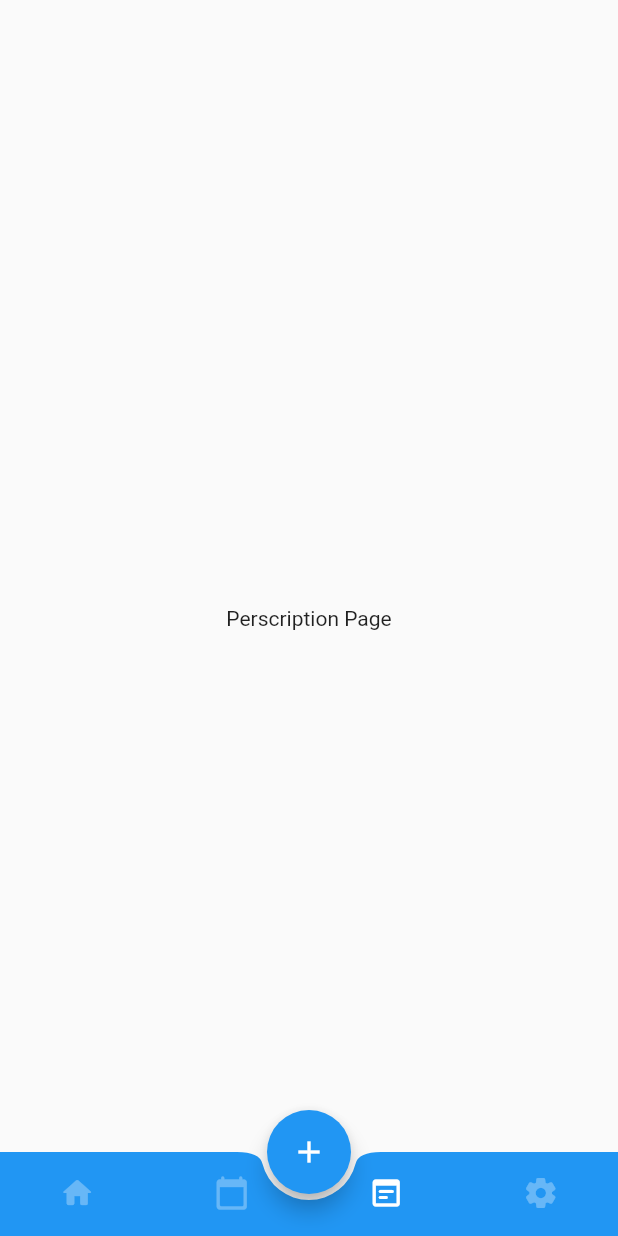
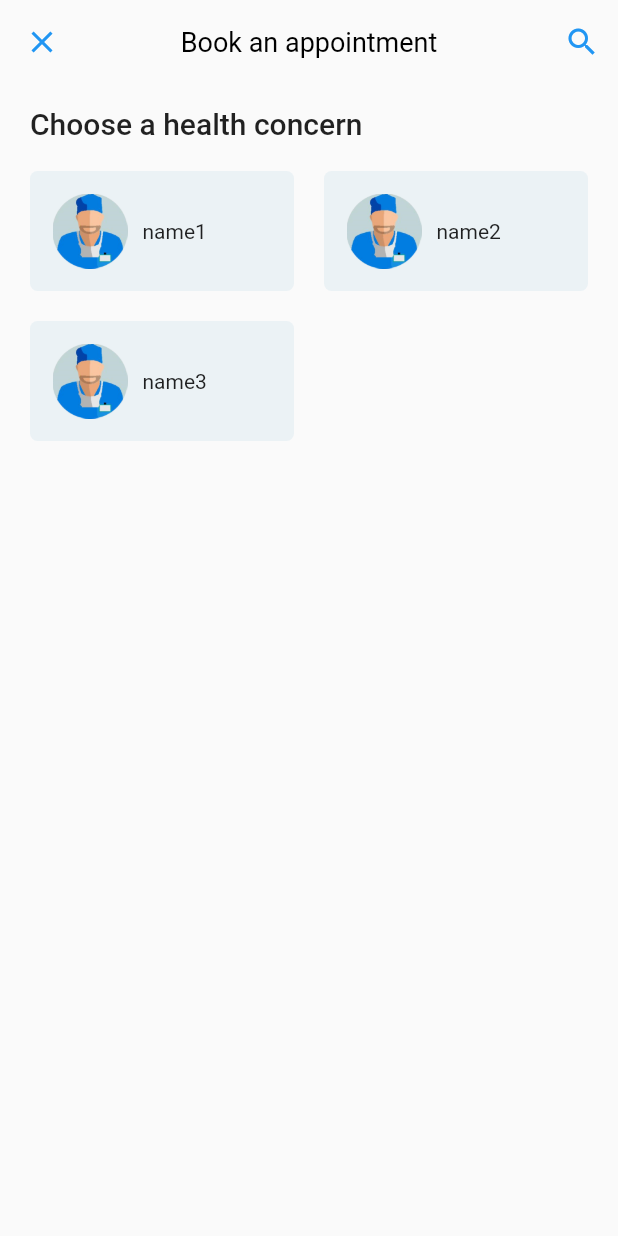
Before and after one commit to emrebal98/Health_Center, a Flutter app: the BottomNavigator screen opened directly, item 2 of the bottom bar chosen, after a tap on the "add" icon, on a phone screen of 412 x 824 dp. Run offline on Flutter 3.47's test engine with Material 2 defaults, Android fonts, the phone set to English and light mode, and no system bars.

Commit message:
Book an appointment

```diff
--- a/lib/main.dart
+++ b/lib/main.dart
@@ -9,7 +9,10 @@ void main() {
 }
 
 class MyApp extends StatelessWidget {
-  const MyApp({Key? key}) : super(key: key);
+  const MyApp(
+      {Key? key, this.home = const MyHomePage(title: 'Flutter Demo Home Page')})
+      : super(key: key);
+  final Widget home;
   // CHANGE
   // This widget is the root of your application.
   @override
@@ -28,7 +31,7 @@ class MyApp extends StatelessWidget {
         // is not restarted.asfasfafsafsafsafs
         primarySwatch: Colors.blue,
       ),
-      home: const MyHomePage(title: 'Flutter Demo Home Page'),
+      home: home,
     );
   }
 }
@@ -110,12 +113,15 @@ class _MyHomePageState extends State<MyHomePage> {
                         MaterialStateProperty.all<Color>(Colors.white),
                   ),
                   onPressed: () {
-                    Navigator.push(
-                        context,
-                        MaterialPageRoute(
-                            builder: (context) => const BottomNavigator(
-                                  name: "Test Name",
-                                )));
+                    // Navigator.pushReplacement(
+                    //     context,
+                    //     MaterialPageRoute(
+                    //         builder: (context) => const BottomNavigator(
+                    //               name: "Test Name",
+                    //             )));
+                    runApp(
+                        const MyApp(home: BottomNavigator(name: "Test Name")));
+                    // runApp(const BottomNavigator(name: "Test Name"));
                   },
                   child: const Text("USER PAGE"))
             ],
--- a/lib/user/bottom_navigator.dart
+++ b/lib/user/bottom_navigator.dart
@@ -1,6 +1,7 @@
 import 'package:flutter/material.dart';
+import 'package:health_center/user/pages/bookAnAppointment/appointment.dart';
 import 'package:health_center/user/pages/home.dart';
-import 'package:health_center/user/pages/appointment.dart';
+import 'package:health_center/user/pages/appointment_history.dart';
 import 'package:health_center/user/pages/perscription.dart';
 import 'package:health_center/user/pages/setting.dart';
 
@@ -25,17 +26,23 @@ class BottomNavigator extends StatefulWidget {
 class _BottomNavigatorState extends State<BottomNavigator> {
   int _currentIndex = 0;
 
-  void _incrementTab(index) {
+  void _changeTab(index) {
     setState(() {
       _currentIndex = index;
     });
   }
 
+  // void _createButton(BuildContext context) {
+  //   // Navigator.push(
+  //   //     context, MaterialPageRoute(builder: (context) => AppointmentRoute()));
+  //   Navigator.of(context).push(AppointmentRoute());
+  // }
+
   final List _screens = [
     const HomeRoute(
       userName: "Test Name",
     ),
-    const AppointmentRoute(),
+    const AppointmentHistoryRoute(),
     const PerscriptionRoute(),
     const SettingRoute()
   ];
@@ -55,10 +62,8 @@ class _BottomNavigatorState extends State<BottomNavigator> {
             highlightColor: Colors.transparent),
         child: FloatingActionButton(
           onPressed: () {
-            _incrementTab(
-                _currentIndex + 1 < 4 ? _currentIndex + 1 : _currentIndex = 0);
+            Navigator.of(context).push(appointmentRoute());
           },
-          tooltip: "Increment",
           child: const Icon(Icons.add),
         ),
       ),
@@ -68,7 +73,6 @@ class _BottomNavigatorState extends State<BottomNavigator> {
         // ↑ use .withAlpha(0) to debug/peek underneath ↑ BottomAppBar
         elevation: 0, // ← removes slight shadow under FAB, hardly noticeable
         // ↑ default elevation is 8. Peek it by setting color ↑ alpha to 0
-        // clipBehavior: Clip.antiAlias,
 
         child: Theme(
           data: ThemeData(
@@ -107,7 +111,7 @@ class _BottomNavigatorState extends State<BottomNavigator> {
                   label: "Fourth")
             ],
             onTap: (index) {
-              _incrementTab(index);
+              _changeTab(index);
             },
           ),
         ),
--- a/lib/user/pages/appointment.dart
+++ /dev/null
@@ -1,14 +0,0 @@
-import 'package:flutter/material.dart';
-
-class AppointmentRoute extends StatelessWidget {
-  const AppointmentRoute({Key? key}) : super(key: key);
-
-  @override
-  Widget build(BuildContext context) {
-    return const Scaffold(
-      body: Center(
-        child: Text("Appointment Page"),
-      ),
-    );
-  }
-}
--- /dev/null
+++ b/lib/user/pages/appointment_history.dart
@@ -0,0 +1,14 @@
+import 'package:flutter/material.dart';
+
+class AppointmentHistoryRoute extends StatelessWidget {
+  const AppointmentHistoryRoute({Key? key}) : super(key: key);
+
+  @override
+  Widget build(BuildContext context) {
+    return const Scaffold(
+      body: Center(
+        child: Text("Appointment History Page"),
+      ),
+    );
+  }
+}
--- /dev/null
+++ b/lib/user/pages/bookAnAppointment/appointment.dart
@@ -0,0 +1,186 @@
+import 'package:flutter/material.dart';
+import 'package:health_center/helper/hex_color.dart';
+import 'package:health_center/user/pages/bookAnAppointment/doctor_list.dart';
+
+import 'package:health_center/user/pages/home.dart';
+
+// class AppointmentRoute extends CupertinoPageRoute {
+//   AppointmentRoute()
+//       : super(builder: (BuildContext context) => AppointmentPage());
+
+//   // OPTIONAL IF YOU WISH TO HAVE SOME EXTRA ANIMATION WHILE ROUTING
+//   @override
+//   Widget buildPage(BuildContext context, Animation<double> animation,
+//       Animation<double> secondaryAnimation) {
+//     return SlideTransition(position: animation.)
+//     RotationTransition(
+//         turns: animation,
+//         child: ScaleTransition(
+//           scale: animation,
+//           child: FadeTransition(
+//             opacity: animation,
+//             child: AppointmentPage(),
+//           ),
+//         ));
+//   }
+// }
+
+Route appointmentRoute() {
+  return PageRouteBuilder(
+    pageBuilder: (context, animation, secondaryAnimation) => AppointmentPage(),
+    transitionsBuilder: (context, animation, secondaryAnimation, child) {
+      const begin = Offset(0.0, 1.0);
+      const end = Offset.zero;
+      const curve = Curves.ease;
+
+      var tween = Tween(begin: begin, end: end).chain(CurveTween(curve: curve));
+
+      return SlideTransition(
+        position: animation.drive(tween),
+        child: child,
+      );
+    },
+  );
+}
+
+class AppointmentPage extends StatelessWidget {
+  AppointmentPage({Key? key}) : super(key: key);
+
+  final List<HealthConcern> healthConcernList = [
+    HealthConcern("", "name1"),
+    HealthConcern("", "name2"),
+    HealthConcern("", "name3")
+  ];
+
+  @override
+  Widget build(BuildContext context) {
+    return Scaffold(
+      appBar: AppBar(
+        title: const Text(
+          "Book an appointment",
+          style: TextStyle(
+              color: Colors.black, fontSize: 18, fontWeight: FontWeight.w400),
+        ),
+        centerTitle: true,
+        backgroundColor: Colors.transparent,
+        shadowColor: Colors.transparent,
+        leading: IconButton(
+          onPressed: () {
+            Navigator.pop(context);
+          },
+          icon: const Icon(
+            Icons.close,
+            color: Colors.blue,
+          ),
+        ),
+        actions: [
+          IconButton(
+            onPressed: () {},
+            icon: const Icon(
+              Icons.search,
+              color: Colors.blue,
+            ),
+          )
+        ],
+      ),
+      body: Column(
+        children: getHealthConcerns(healthConcernList),
+      ),
+    );
+  }
+}
+
+// HealthConcernCard
+class HealthConcernCard extends StatelessWidget {
+  const HealthConcernCard(
+      {Key? key,
+      required this.imageName,
+      required this.healthConcerName,
+      this.empty = false})
+      : super(key: key);
+  final String imageName, healthConcerName;
+  final bool empty;
+  @override
+  Widget build(BuildContext context) {
+    return Expanded(
+      child: !empty
+          ? Container(
+              margin: const EdgeInsets.symmetric(horizontal: 10),
+              width: 300,
+              height: 80,
+              child: Material(
+                  color: HexColor("#EBF2F5"),
+                  shape: RoundedRectangleBorder(
+                      borderRadius: BorderRadius.circular(5.0)),
+                  child: InkWell(
+                      onTap: () {
+                        Navigator.of(context).push(doctorListRoute());
+                      },
+                      child: Padding(
+                        padding: const EdgeInsets.all(15),
+                        child: Row(children: [
+                          Image.asset("lib/images/" + imageName + ".png"),
+                          Padding(
+                            padding: const EdgeInsets.only(left: 10),
+                            child: Text(healthConcerName),
+                          )
+                        ]),
+                      ))),
+            )
+          : Container(),
+    );
+  }
+}
+
+//HealthConcern class for list
+class HealthConcern {
+  String imageName;
+  String healthConcerName;
+  HealthConcern(this.imageName, this.healthConcerName);
+}
+
+//Get HealthConcernCard according to data
+List<Widget> getHealthConcerns(List<HealthConcern> list) {
+  int len = list.length;
+  // int rowCount = len ~/ 2;
+  List<Widget> result = [];
+
+  //Divider title
+  result.add(const DividerTitle(
+    title: "Choose a health concern",
+    button: false,
+    bottom: 0,
+  ));
+
+  //Health Concern Cards
+  for (var i = 0; i < len; i += 2) {
+    result.add(Padding(
+      padding: const EdgeInsets.only(left: 10, right: 10, top: 20),
+      child: Row(
+        mainAxisAlignment: MainAxisAlignment.spaceBetween,
+        children: [
+          HealthConcernCard(
+            imageName: i < len
+                ? list[i].imageName.isNotEmpty
+                    ? list[i].imageName
+                    : "doctor9"
+                : "",
+            healthConcerName: i < len ? list[i].healthConcerName : "",
+            empty: !(i < len),
+          ),
+          HealthConcernCard(
+            imageName: i + 1 < len
+                ? list[i + 1].imageName.isNotEmpty
+                    ? list[i + 1].imageName
+                    : "doctor9"
+                : "",
+            healthConcerName: i + 1 < len ? list[i + 1].healthConcerName : "",
+            empty: !(i + 1 < len),
+          ),
+        ],
+      ),
+    ));
+  }
+
+  return result;
+}
--- a/lib/user/pages/home.dart
+++ b/lib/user/pages/home.dart
@@ -166,7 +166,11 @@ class HomeRoute extends StatelessWidget {
                     title: "Your Prescriptions",
                     button: true,
                     top: 5,
-                  )
+                  ),
+                  const PrescriptionCard(
+                      imageName: "doctor9.png",
+                      recipeName: "Tuberculosis Recipe",
+                      recipeDesc: "Given by Tawfiq Bahri")
                 ],
               )
             ],
@@ -267,6 +271,56 @@ class DividerTitle extends StatelessWidget {
   }
 }
 
+//Prescription Card
+class PrescriptionCard extends StatelessWidget {
+  const PrescriptionCard(
+      {Key? key,
+      required this.imageName,
+      required this.recipeName,
+      required this.recipeDesc})
+      : super(key: key);
+
+  final String imageName, recipeName, recipeDesc;
+
+  @override
+  Widget build(BuildContext context) {
+    return Padding(
+      padding: const EdgeInsets.symmetric(horizontal: 20),
+      child: Container(
+        padding: const EdgeInsets.only(left: 20, top: 15, bottom: 15),
+        decoration: BoxDecoration(
+            color: HexColor("#EBF2F5"),
+            borderRadius: const BorderRadius.all(Radius.circular(5))),
+        height: 120,
+        child: Row(
+          crossAxisAlignment: CrossAxisAlignment.center,
+          children: [
+            Image.asset("lib/images/doctor9.png"),
+            Padding(
+              padding: const EdgeInsets.only(top: 30, left: 15),
+              child: Column(
+                crossAxisAlignment: CrossAxisAlignment.start,
+                children: [
+                  Text(
+                    recipeName,
+                    style: const TextStyle(fontWeight: FontWeight.w400),
+                  ),
+                  const SizedBox(
+                    height: 5,
+                  ),
+                  Text(recipeDesc,
+                      style: const TextStyle(
+                          fontWeight: FontWeight.w300, fontSize: 13))
+                ],
+              ),
+            )
+          ],
+        ),
+      ),
+    );
+  }
+}
+
 // To remove scroll effect
 class MyBehavior extends ScrollBehavior {
   @override
--- a/pubspec.yaml
+++ b/pubspec.yaml
@@ -33,6 +33,7 @@ dependencies:
     # The following adds the Cupertino Icons font to your application.
     # Use with the CupertinoIcons class for iOS style icons.
     cupertino_icons: ^1.0.2
+    intl: ^0.17.0
 
 dev_dependencies:
     flutter_test:
```
Also changed, not shown: lib/user/pages/bookAnAppointment/doctor_list.dart (added, +142 -0 lines), lib/user/pages/bookAnAppointment/time_slot.dart (added, +280 -0 lines), pubspec.lock.
